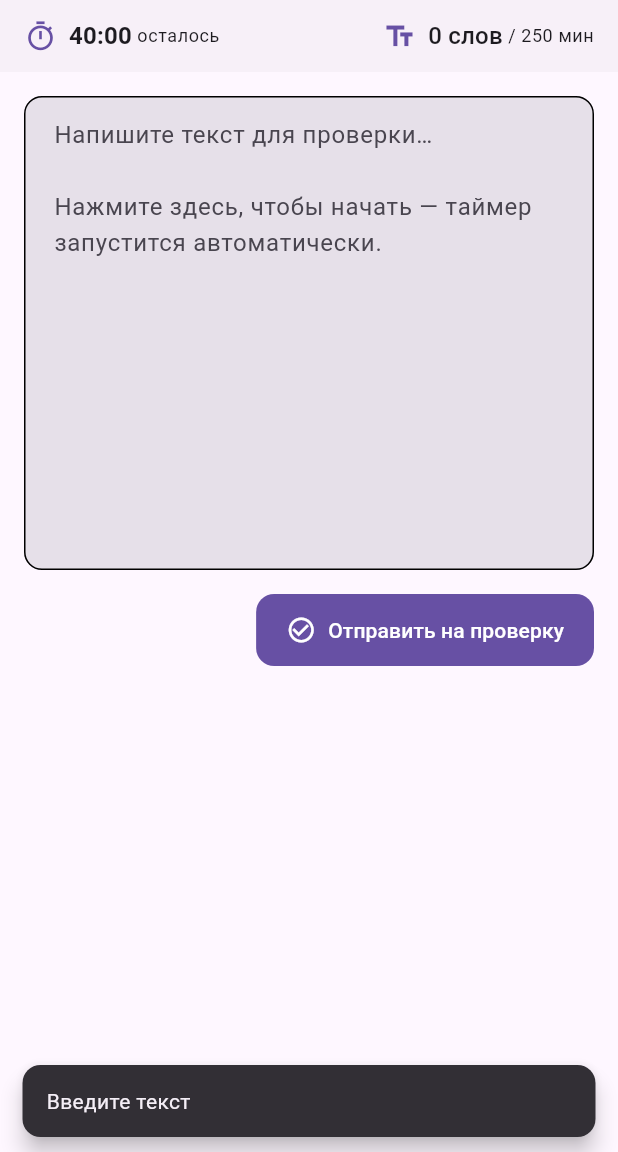
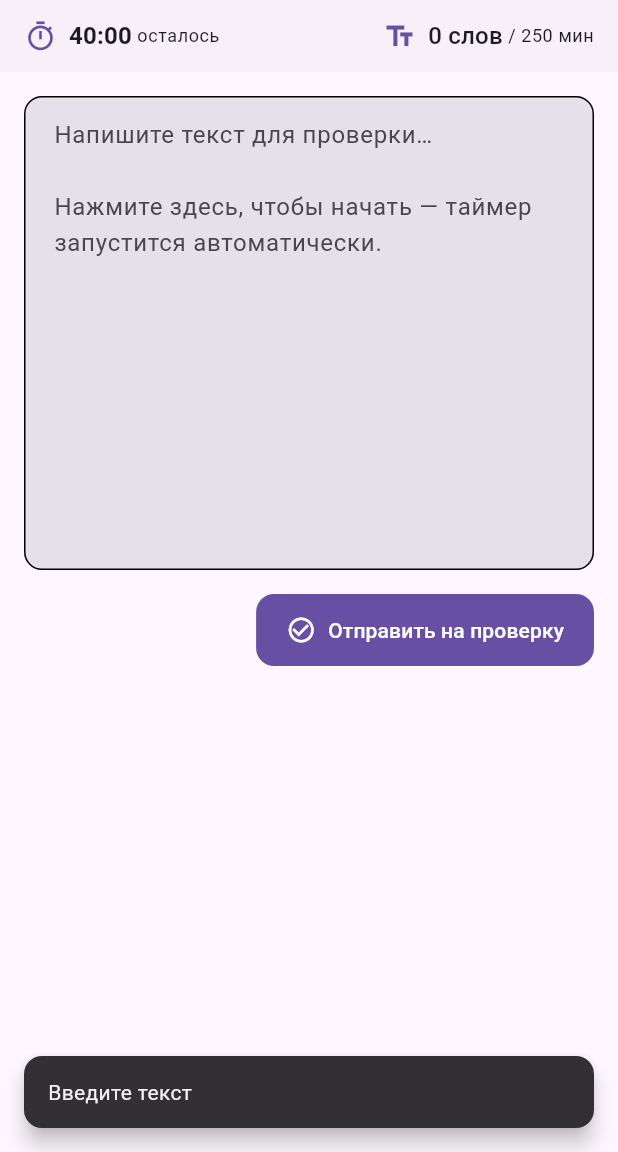
Before and after one commit to argokz/english, a Flutter app: the IeltsWritingScreen screen opened by its route, after a tap on "Отправить на проверку", on a phone screen of 412 x 824 dp, the part 84-1236 px from its top. Run offline on Flutter 3.47's test engine with Material 3 defaults, Android fonts, the phone set to English and light mode, and no system bars; our stand-ins replace app_links, audioplayers, dio, flutter_secure_storage, go_router, google_sign_in and 1 more; accounts and stored records are empty; network calls fail.

Commit message:
add fix apptheme

```diff
--- a/app/lib/core/app_theme.dart
+++ b/app/lib/core/app_theme.dart
@@ -26,7 +26,7 @@ class AppTheme {
         ),
       );
 
-  static CardTheme get cardTheme => CardTheme(
+  static CardThemeData get cardTheme => CardThemeData(
         elevation: 1,
         shape: RoundedRectangleBorder(borderRadius: BorderRadius.circular(radiusMedium)),
         margin: const EdgeInsets.symmetric(horizontal: 8, vertical: 4),
@@ -35,10 +35,10 @@ class AppTheme {
   static SnackBarThemeData get snackBarTheme => SnackBarThemeData(
         behavior: SnackBarBehavior.floating,
         shape: RoundedRectangleBorder(borderRadius: BorderRadius.circular(radiusMedium)),
-        margin: const EdgeInsets.all(16),
+        insetPadding: const EdgeInsets.all(16),
       );
 
-  static DialogTheme get dialogTheme => DialogTheme(
+  static DialogThemeData get dialogTheme => DialogThemeData(
         shape: RoundedRectangleBorder(borderRadius: BorderRadius.circular(radiusLarge)),
         titleTextStyle: const TextStyle(fontSize: 20, fontWeight: FontWeight.w600),
       );
```
